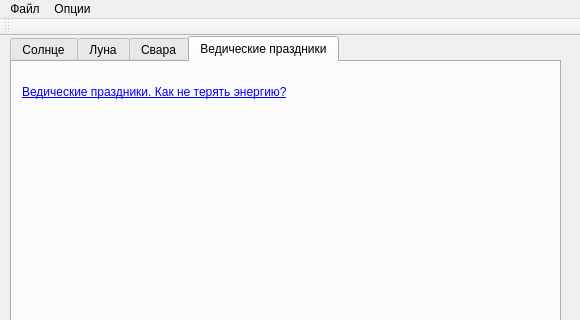
Above: mainwindow.ui from serg-lar/sun-moon-time before the change; both pictures show x 0 to 580 and y 0 to 320 of the 580 by 710 pixel window. Below: the same form after it.
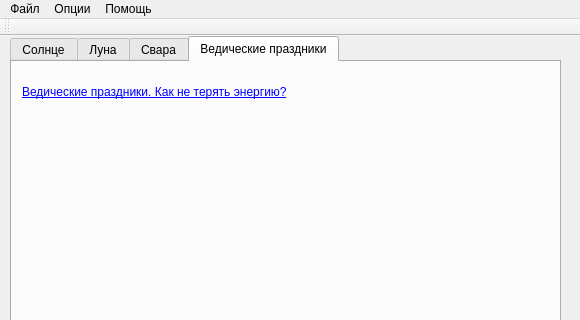
That is the form after the change. Icons and pictures are not drawn.

What changed in the file:
```diff
--- a/mainwindow.ui
+++ b/mainwindow.ui
@@ -749,8 +749,15 @@
     </property>
     <addaction name="actionSettings"/>
    </widget>
+   <widget class="QMenu" name="menu">
+    <property name="title">
+     <string>Помощь</string>
+    </property>
+    <addaction name="actionAbout"/>
+   </widget>
    <addaction name="menuFile"/>
    <addaction name="menuOptions"/>
+   <addaction name="menu"/>
   </widget>
   <widget class="QToolBar" name="mainToolBar">
    <attribute name="toolBarArea">
```
Left out of the diff: 8 changed lines with no effect on the pictures.
